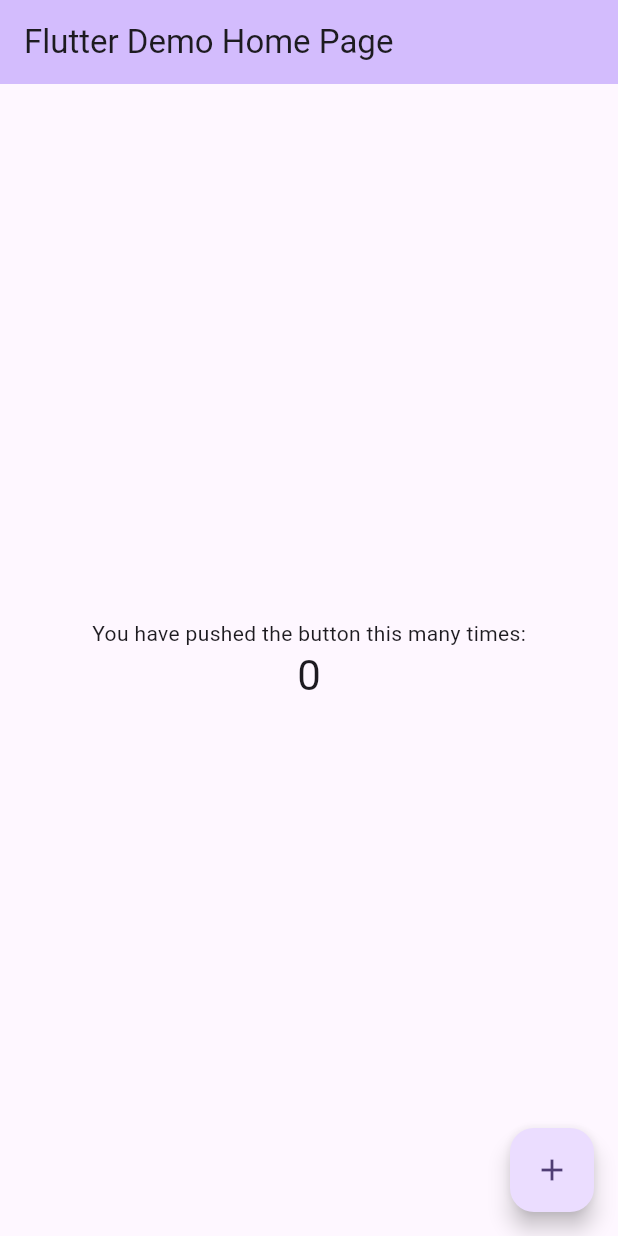
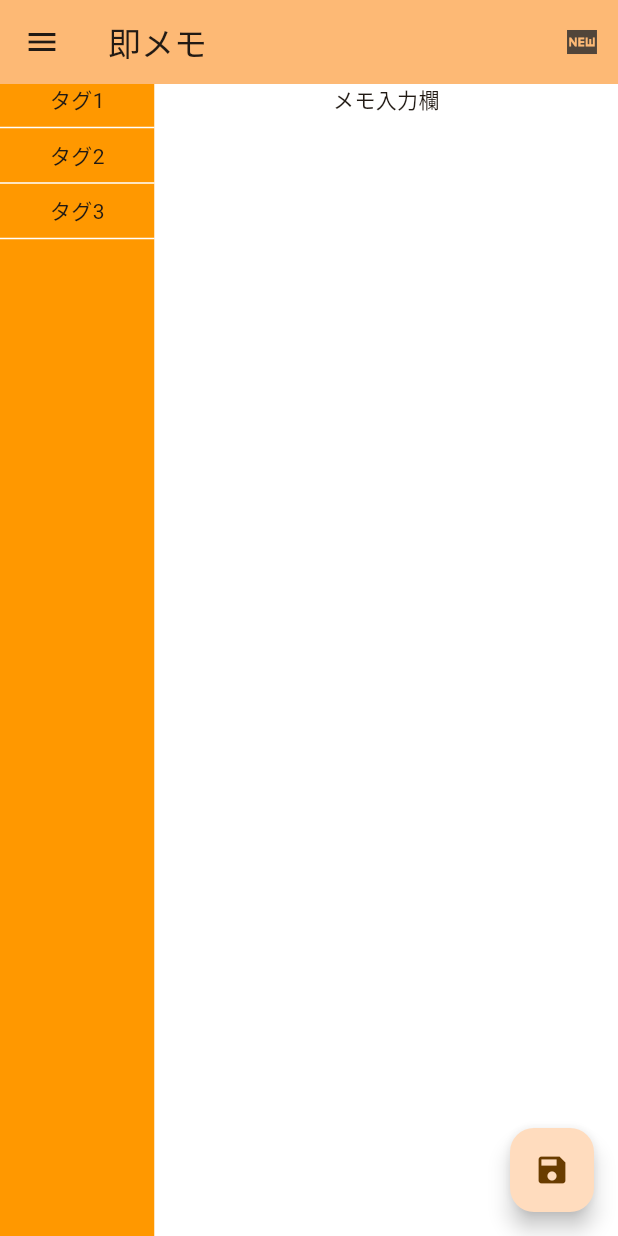
Before and after one commit to taimatu7/quick_memo_app_flutter, a Flutter app: the screen it shows after launch, on a phone screen of 412 x 824 dp. Run offline on Flutter 3.47's test engine with Material 2 defaults, Android fonts, the phone set to English and light mode, and no system bars; our stand-ins replace flutter_riverpod.

Commit message:
- メイン画面のレイアウトを作成する

```diff
--- a/lib/main.dart
+++ b/lib/main.dart
@@ -1,125 +1,25 @@
 import 'package:flutter/material.dart';
+import 'package:flutter_riverpod/flutter_riverpod.dart';
+import 'package:quick_memo_app_flutter/utils/common_colors.dart';
+import 'package:quick_memo_app_flutter/utils/strings.dart';
+import 'package:quick_memo_app_flutter/views/screens/main_screen.dart';
 
 void main() {
-  runApp(const MyApp());
+  runApp(const ProviderScope(child: MyApp()));
 }
 
 class MyApp extends StatelessWidget {
   const MyApp({super.key});
 
-  // This widget is the root of your application.
   @override
   Widget build(BuildContext context) {
     return MaterialApp(
       title: 'Flutter Demo',
       theme: ThemeData(
-        // This is the theme of your application.
-        //
-        // TRY THIS: Try running your application with "flutter run". You'll see
-        // the application has a blue toolbar. Then, without quitting the app,
-        // try changing the seedColor in the colorScheme below to Colors.green
-        // and then invoke "hot reload" (save your changes or press the "hot
-        // reload" button in a Flutter-supported IDE, or press "r" if you used
-        // the command line to start the app).
-        //
-        // Notice that the counter didn't reset back to zero; the application
-        // state is not lost during the reload. To reset the state, use hot
-        // restart instead.
-        //
-        // This works for code too, not just values: Most code changes can be
-        // tested with just a hot reload.
-        colorScheme: ColorScheme.fromSeed(seedColor: Colors.deepPurple),
+        colorScheme: CommonColors.themeColorScheme,
         useMaterial3: true,
       ),
-      home: const MyHomePage(title: 'Flutter Demo Home Page'),
+      home: const MainScreen(title: Strings.appName),
     );
   }
 }
-
-class MyHomePage extends StatefulWidget {
-  const MyHomePage({super.key, required this.title});
-
-  // This widget is the home page of your application. It is stateful, meaning
-  // that it has a State object (defined below) that contains fields that affect
-  // how it looks.
-
-  // This class is the configuration for the state. It holds the values (in this
-  // case the title) provided by the parent (in this case the App widget) and
-  // used by the build method of the State. Fields in a Widget subclass are
-  // always marked "final".
-
-  final String title;
-
-  @override
-  State<MyHomePage> createState() => _MyHomePageState();
-}
-
-class _MyHomePageState extends State<MyHomePage> {
-  int _counter = 0;
-
-  void _incrementCounter() {
-    setState(() {
-      // This call to setState tells the Flutter framework that something has
-      // changed in this State, which causes it to rerun the build method below
-      // so that the display can reflect the updated values. If we changed
-      // _counter without calling setState(), then the build method would not be
-      // called again, and so nothing would appear to happen.
-      _counter++;
-    });
-  }
-
-  @override
-  Widget build(BuildContext context) {
-    // This method is rerun every time setState is called, for instance as done
-    // by the _incrementCounter method above.
-    //
-    // The Flutter framework has been optimized to make rerunning build methods
-    // fast, so that you can just rebuild anything that needs updating rather
-    // than having to individually change instances of widgets.
-    return Scaffold(
-      appBar: AppBar(
-        // TRY THIS: Try changing the color here to a specific color (to
-        // Colors.amber, perhaps?) and trigger a hot reload to see the AppBar
-        // change color while the other colors stay the same.
-        backgroundColor: Theme.of(context).colorScheme.inversePrimary,
-        // Here we take the value from the MyHomePage object that was created by
-        // the App.build method, and use it to set our appbar title.
-        title: Text(widget.title),
-      ),
-      body: Center(
-        // Center is a layout widget. It takes a single child and positions it
-        // in the middle of the parent.
-        child: Column(
-          // Column is also a layout widget. It takes a list of children and
-          // arranges them vertically. By default, it sizes itself to fit its
-          // children horizontally, and tries to be as tall as its parent.
-          //
-          // Column has various properties to control how it sizes itself and
-          // how it positions its children. Here we use mainAxisAlignment to
-          // center the children vertically; the main axis here is the vertical
-          // axis because Columns are vertical (the cross axis would be
-          // horizontal).
-          //
-          // TRY THIS: Invoke "debug painting" (choose the "Toggle Debug Paint"
-          // action in the IDE, or press "p" in the console), to see the
-          // wireframe for each widget.
-          mainAxisAlignment: MainAxisAlignment.center,
-          children: <Widget>[
-            const Text(
-              'You have pushed the button this many times:',
-            ),
-            Text(
-              '$_counter',
-              style: Theme.of(context).textTheme.headlineMedium,
-            ),
-          ],
-        ),
-      ),
-      floatingActionButton: FloatingActionButton(
-        onPressed: _incrementCounter,
-        tooltip: 'Increment',
-        child: const Icon(Icons.add),
-      ), // This trailing comma makes auto-formatting nicer for build methods.
-    );
-  }
-}
--- /dev/null
+++ b/lib/utils/common_colors.dart
@@ -0,0 +1,7 @@
+import 'package:flutter/material.dart';
+
+class CommonColors {
+  static final ColorScheme themeColorScheme =
+      ColorScheme.fromSeed(seedColor: Colors.orange);
+  static const Color themeColor = Colors.orange;
+}
--- /dev/null
+++ b/lib/utils/common_sizes.dart
@@ -0,0 +1,4 @@
+class CommonSizes {
+  // 文字のサイズ
+  static const double drawerHederFontSize = 30;
+}
--- /dev/null
+++ b/lib/utils/strings.dart
@@ -0,0 +1,3 @@
+class Strings {
+  static const String appName = '即メモ';
+}
--- /dev/null
+++ b/lib/views/screens/main_screen.dart
@@ -0,0 +1,107 @@
+import 'package:flutter/material.dart';
+import 'package:flutter_riverpod/flutter_riverpod.dart';
+import 'package:quick_memo_app_flutter/utils/common_colors.dart';
+import 'package:quick_memo_app_flutter/utils/common_sizes.dart';
+
+class MainScreen extends ConsumerWidget {
+  const MainScreen({super.key, required this.title});
+  final String title;
+
+  @override
+  Widget build(BuildContext context, WidgetRef ref) {
+    return Scaffold(
+      appBar: AppBar(
+        backgroundColor: Theme.of(context).colorScheme.inversePrimary,
+        title: Text(title),
+        actions: [
+          IconButton(
+            icon: const Icon(Icons.fiber_new_sharp),
+            onPressed: () {},
+          ),
+        ],
+      ),
+      body: Row(
+        children: <Widget>[
+          // タグ一覧を列で表示する
+          Flexible(
+            flex: 1,
+            child: Container(
+              color: Colors.orange,
+              child: Column(
+                children: <Widget>[
+                  Text('タグ1'),
+                  Divider(
+                    color: Colors.white,
+                    thickness: 1,
+                  ),
+                  Text('タグ2'),
+                  Divider(
+                    color: Colors.white,
+                    thickness: 1,
+                  ),
+                  Text('タグ3'),
+                  Divider(
+                    color: Colors.white,
+                    thickness: 1,
+                  ),
+                ],
+              ),
+            ),
+          ),
+          // メモ入力欄を表示する
+          Flexible(
+            flex: 3,
+            fit: FlexFit.tight,
+            child: Container(
+              color: Colors.white,
+              child: Column(
+                children: <Widget>[
+                  Text('メモ入力欄'),
+                ],
+              ),
+            ),
+          )
+        ],
+      ),
+      floatingActionButton: FloatingActionButton(
+        onPressed: () {},
+        tooltip: 'Increment',
+        child: const Icon(Icons.save),
+      ),
+      drawer: Drawer(
+        child: ListView(
+          padding: EdgeInsets.zero,
+          children: <Widget>[
+            const DrawerHeader(
+              decoration: BoxDecoration(
+                color: CommonColors.themeColor,
+              ),
+              child: Text(
+                '機能一覧',
+                style: TextStyle(
+                    color: Colors.white,
+                    fontSize: CommonSizes.drawerHederFontSize),
+              ),
+            ),
+            ListTile(
+              title: const Text('メモ入力画面'),
+              onTap: () {},
+            ),
+            ListTile(
+              title: const Text('メモ閲覧・編集画面'),
+              onTap: () {},
+            ),
+            ListTile(
+              title: const Text('タグ編集画面'),
+              onTap: () {},
+            ),
+            ListTile(
+              title: const Text('設定画面'),
+              onTap: () {},
+            ),
+          ],
+        ),
+      ),
+    );
+  }
+}
--- a/pubspec.yaml
+++ b/pubspec.yaml
@@ -35,6 +35,7 @@ dependencies:
   # The following adds the Cupertino Icons font to your application.
   # Use with the CupertinoIcons class for iOS style icons.
   cupertino_icons: ^1.0.2
+  flutter_riverpod: ^2.3.6
 
 dev_dependencies:
   flutter_test:
```
Also changed, not shown: pubspec.lock.
